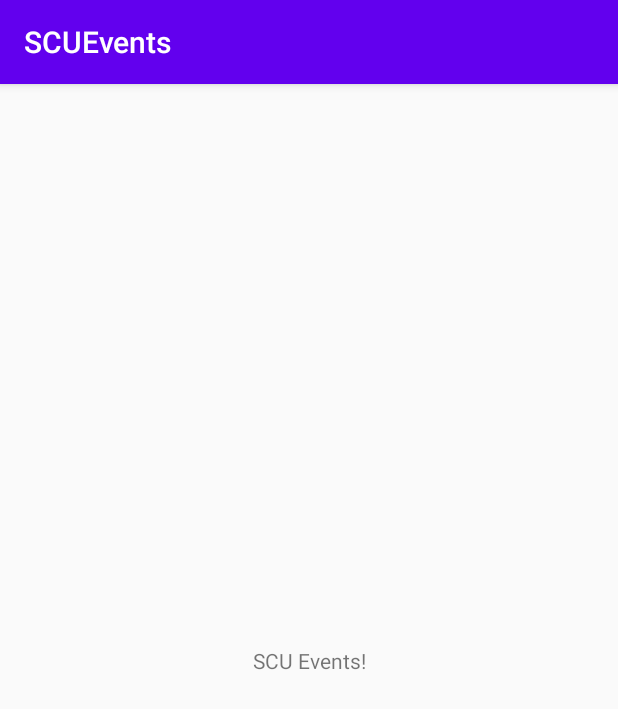
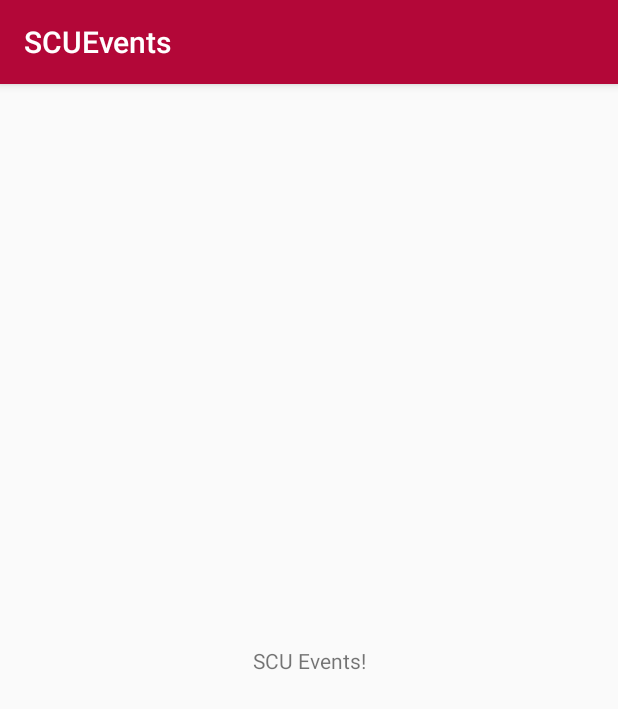
Before and after one commit to NeeShe/SCUEvents, an Android app: the screen it shows after launch (MainActivity), on a phone screen of 412 x 824 dp. Shown: the top 709 px of the screen. Run offline under Robolectric (Android 15) with nearby library versions, the phone set to English and light mode, and no system bars.

Commit message:
Primary color set

```diff
--- a/app/src/main/res/values/colors.xml
+++ b/app/src/main/res/values/colors.xml
@@ -1,6 +1,6 @@
 <?xml version="1.0" encoding="utf-8"?>
 <resources>
-    <color name="colorPrimary">#6200EE</color>
-    <color name="colorPrimaryDark">#3700B3</color>
-    <color name="colorAccent">#03DAC5</color>
+    <color name="colorPrimary">#B30738</color>
+    <color name="colorPrimaryDark">#7c0013</color>
+    <color name="colorAccent">#eb4c62</color>
 </resources>
```
